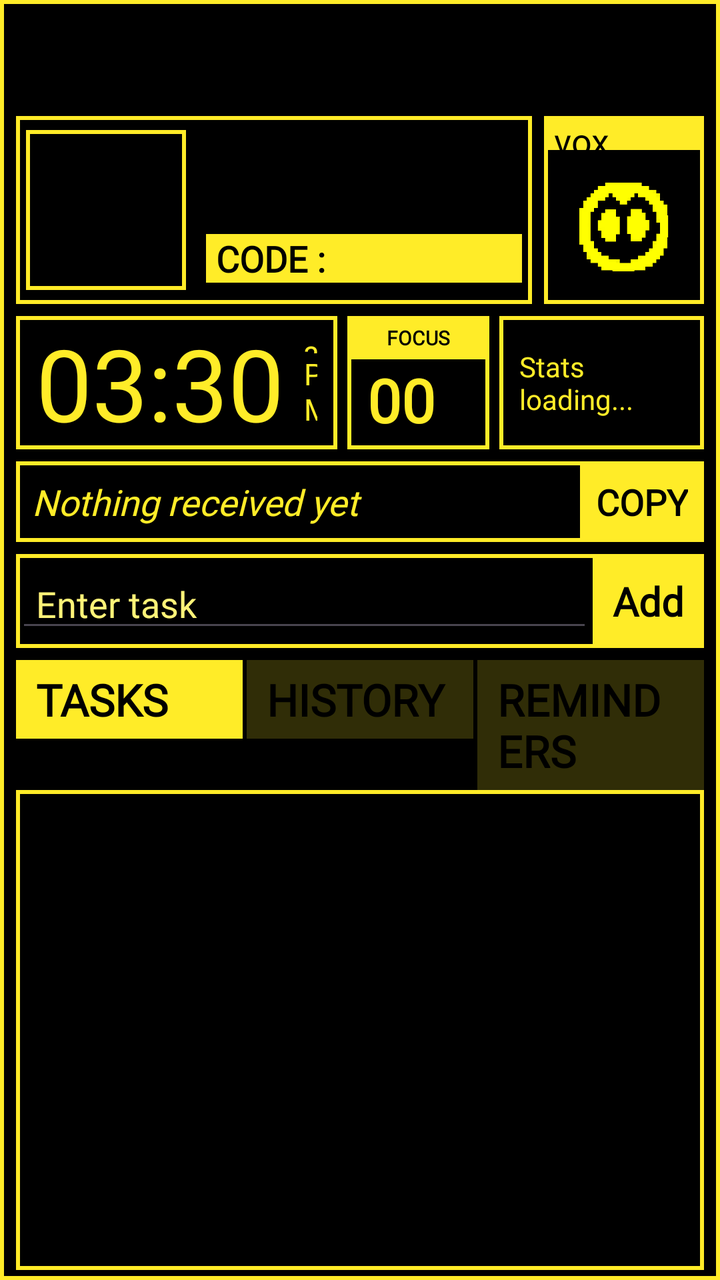
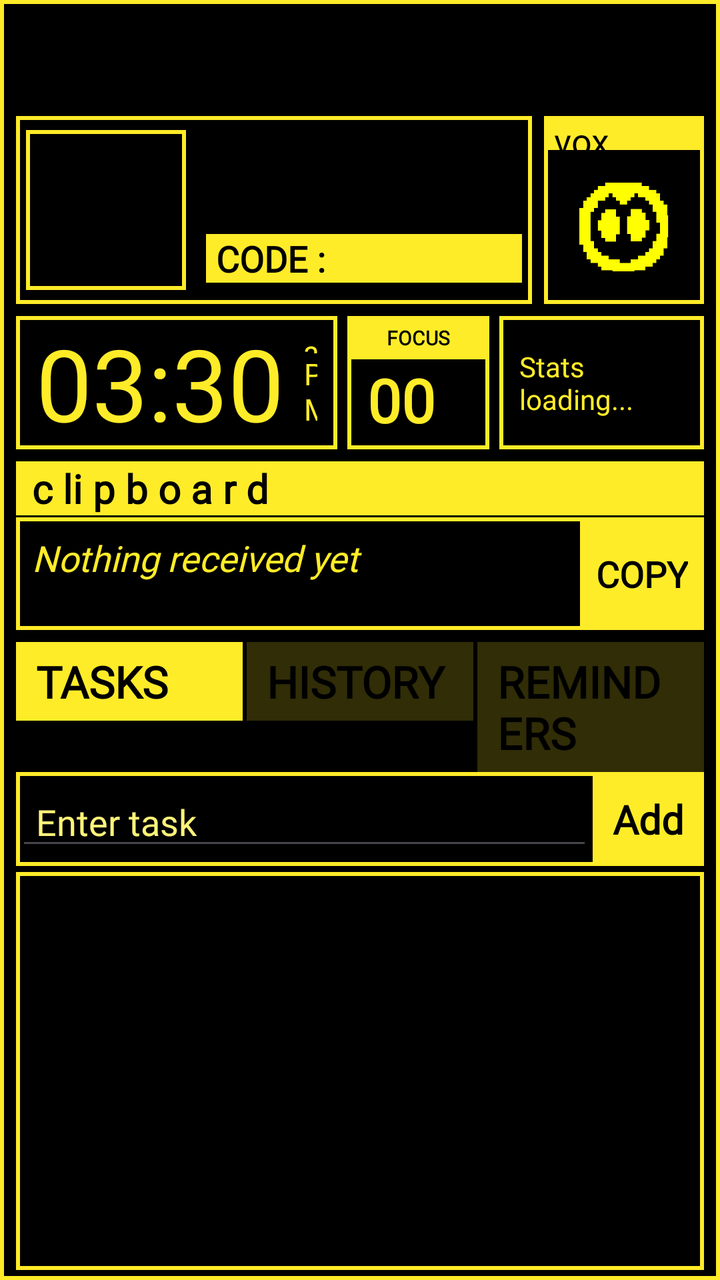

Before-and-after screenshots of an Android layout around one commit, followed by the original layout XML and the change that was made.
<!-- AndroidManifest.xml: application theme Theme.VOX -->
<!-- res/layout/activity_main.xml -->
<?xml version="1.0" encoding="utf-8"?>
<androidx.constraintlayout.widget.ConstraintLayout xmlns:android="http://schemas.android.com/apk/res/android"
    xmlns:app="http://schemas.android.com/apk/res-auto"
    xmlns:tools="http://schemas.android.com/tools"
    android:id="@+id/main"
    android:layout_width="match_parent"
    android:layout_height="match_parent"
    tools:context=".ui.main.MainActivity"
    android:background="@color/black">

    <LinearLayout
        android:layout_width="match_parent"
        android:layout_height="match_parent"
        android:background="@drawable/container_m"
        android:padding="5dp"
        android:orientation="vertical"
        app:layout_constraintBottom_toBottomOf="parent"
        app:layout_constraintEnd_toEndOf="parent"
        app:layout_constraintStart_toStartOf="parent"
        app:layout_constraintTop_toTopOf="parent">
        <LinearLayout
            android:layout_width="match_parent"
            android:layout_height="100dp"
            android:layout_marginTop="50dp"
            android:orientation="horizontal">
            <LinearLayout
                android:layout_width="0dp"
                android:layout_height="match_parent"
                android:layout_weight="1"
                android:layout_margin="3dp"
                android:orientation="horizontal"
                android:background="@drawable/container_m"
                android:gravity="center_vertical">
                <ImageView
                    android:id="@+id/myAvatar"
                    android:layout_width="80dp"
                    android:layout_height="80dp"
                    android:layout_margin="5dp"
                    android:background="@drawable/container_m"/>
                <LinearLayout
                    android:layout_width="match_parent"
                    android:layout_height="wrap_content"
                    android:orientation="vertical"
                    android:paddingLeft="5dp">
                    <TextView
                        android:id="@+id/tvUsername"
                        android:layout_width="wrap_content"
                        android:layout_height="wrap_content"
                        android:textSize="18sp"
                        android:fontFamily="@font/lowerpixel"
                        android:textColor="@color/yellow_main"/>
                    <TextView
                        android:id="@+id/tvEmail"
                        android:layout_width="wrap_content"
                        android:layout_height="wrap_content"
                        android:textSize="18sp"
                        android:fontFamily="@font/lowerpixel"
                        android:textColor="@color/yellow_main"/>
                    <TextView
                        android:id="@+id/codeTv"
                        android:layout_width="match_parent"
                        android:layout_height="wrap_content"
                        android:textSize="18sp"
                        android:fontFamily="@font/lowerpixel"
                        android:textColor="@color/black"
                        android:textStyle="bold"
                        android:paddingLeft="5dp"
                        android:layout_marginRight="5dp"
                        android:background="@color/yellow_main"
                        android:text="CODE :"/>
                </LinearLayout>

            </LinearLayout>
            <LinearLayout
                android:layout_width="80dp"
                android:layout_height="match_parent"
                android:orientation="vertical"
                android:layout_margin="3dp"
                android:background="@drawable/container_m">
                <TextView
                    android:layout_width="match_parent"
                    android:layout_height="17dp"
                    android:text="vox"
                    android:background="@color/yellow_main"
                    android:paddingLeft="5dp"
                    android:fontFamily="@font/pixelbold"
                    android:textSize="18sp"
                    android:textColor="@color/black"/>
                <ImageView
                    android:id="@+id/voxEmote"
                    android:layout_width="match_parent"
                    android:layout_height="0dp"
                    android:layout_weight="1"
                    android:layout_margin="8dp"
                    android:src="@drawable/vox_icon_neutral" />

            </LinearLayout>
        </LinearLayout>
        <LinearLayout
            android:layout_width="match_parent"
            android:layout_height="wrap_content"
            android:orientation="horizontal"
            android:layout_margin="3dp"
            android:gravity="center_vertical">
            <LinearLayout
                android:layout_width="wrap_content"
                android:layout_weight="3"
                android:gravity="center"
                android:layout_height="wrap_content"
                android:orientation="horizontal"
                android:background="@drawable/container_m">
            <TextView
                android:id="@+id/tvCurrentTime"
                android:layout_width="wrap_content"
                android:layout_height="wrap_content"
                android:textSize="50sp"
                android:textColor="@color/yellow_main"
                android:text="03:30"
                android:layout_marginLeft="10dp"
                android:fontFamily="@font/lowerpixel"/>
            <LinearLayout
                android:layout_width="wrap_content"
                android:layout_height="match_parent"
                android:orientation="vertical"
                android:layout_margin="10dp">
                <TextView
                    android:layout_width="wrap_content"
                    android:layout_height="0dp"
                    android:id="@+id/tvWeather"
                    android:layout_weight="1"
                    android:text="@string/weather_not_found"
                    android:textSize="15sp"
                    android:textColor="@color/yellow_main"
                    android:fontFamily="@font/lowerpixel"/>
                <TextView
                    android:id="@+id/tvCurrentMeridian"
                    android:layout_width="match_parent"
                    android:layout_height="wrap_content"
                    android:text="PM"
                    android:textSize="15sp"
                    android:textColor="@color/yellow_main"
                    android:fontFamily="@font/lowerpixel"/>
            </LinearLayout>
            </LinearLayout>
            <LinearLayout
                android:layout_weight="1"
                android:layout_width="wrap_content"
                android:layout_height="match_parent"
                android:gravity="center_horizontal"
                android:layout_marginHorizontal="5dp"
                android:orientation="vertical"
                android:background="@drawable/container_m">
                <TextView
                    android:layout_width="match_parent"
                    android:layout_height="wrap_content"
                    android:text="FOCUS"
                    android:textAlignment="center"
                    android:textSize="10sp"
                    android:padding="4dp"
                    android:background="@color/yellow_main"
                    android:textColor="@color/black"
                    android:textStyle="bold"
                    android:fontFamily="@font/highlight"/>
                <TextView
                    android:id="@+id/tvDisciplie"
                    android:layout_width="wrap_content"
                    android:layout_height="wrap_content"
                    android:text="00%"
                    android:textSize="30sp"
                    android:paddingHorizontal="10dp"
                    android:textColor="@color/yellow_main"
                    android:textStyle="bold"
                    android:fontFamily="@font/lowerpixel"/>

            </LinearLayout>
            <LinearLayout
                android:layout_weight="2"
                android:layout_width="wrap_content"
                android:gravity="center"
                android:layout_height="match_parent"
                android:orientation="vertical"
                android:background="@drawable/container_m">
            <TextView
                android:id="@+id/tvStats"
                android:layout_width="wrap_content"
                android:paddingHorizontal="10dp"
                android:layout_height="wrap_content"
                android:text="Stats loading..."
                android:textColor="@color/yellow_main"
                android:fontFamily="@font/lowerpixel"/>
            </LinearLayout>



        </LinearLayout>
        <LinearLayout
            android:id="@+id/clipboardPanel"
            android:layout_width="match_parent"
            android:layout_height="wrap_content"
            android:orientation="horizontal"
            android:layout_margin="3dp"
            android:background="@drawable/container_m"
            android:visibility="visible">

            <TextView
                android:id="@+id/tvLatestFromPc"
                android:layout_width="0dp"
                android:layout_weight="1"
                android:layout_height="match_parent"
                android:text="Nothing received yet"
                android:textSize="18sp"
                android:textColor="@color/yellow_main"
                android:fontFamily="@font/lowerpixel"
                android:textStyle="italic"
                android:padding="8dp"
                android:visibility="visible"/>

            <TextView
                android:id="@+id/btnCopyToPhone"
                android:layout_width="wrap_content"
                android:layout_height="wrap_content"
                android:text="COPY"
                android:textStyle="bold"
                android:clickable="true"
                android:textSize="18sp"
                android:textColor="@color/black"
                android:fontFamily="@font/lowerpixel"
                android:background="@color/yellow_main"
                android:padding="8dp"
                android:visibility="visible"/>

            <EditText
                android:id="@+id/etManualPaste"
                android:layout_width="0dp"
                android:layout_weight="1"
                android:layout_height="match_parent"
                android:hint="Paste text here"
                android:textStyle="italic"
                android:textColor="@color/yellow_main"
                android:textSize="18sp"
                android:fontFamily="@font/lowerpixel"
                android:visibility="gone"/>

            <TextView
                android:id="@+id/btnUploadClipboard"
                android:layout_width="wrap_content"
                android:layout_height="wrap_content"
                android:fontFamily="@font/lowerpixel"
                android:textSize="18sp"
                android:textColor="@color/black"
                android:textStyle="italic"
                android:background="@color/yellow_main"
                android:text="SYNC"
                android:padding="8dp"
                android:visibility="gone"/>
            <TextView
                android:id="@+id/backClipboard"
                android:layout_width="wrap_content"
                android:layout_height="wrap_content"
                android:fontFamily="@font/lowerpixel"
                android:textSize="18sp"
                android:textColor="@color/black"
                android:textStyle="italic"
                android:background="@color/yellow_main30"
                android:text="X"
                android:padding="8dp"
                android:visibility="gone"/>



        </LinearLayout>

        <LinearLayout
            android:layout_width="match_parent"
            android:layout_height="wrap_content"
            android:orientation="horizontal"
            android:layout_margin="3dp"
            android:gravity="center_vertical"
            android:background="@drawable/container_m">
            <EditText
                android:id="@+id/etTask"
                android:layout_width="0dp"
                android:layout_weight="1"
                android:textSize="18sp"
                android:paddingLeft="10dp"
                android:layout_height="wrap_content"
                android:textColor="@color/yellow_secondary"
                android:textColorHint="@color/yellow_secondary"
                android:fontFamily="@font/lowerpixel"
                android:visibility="visible"
                android:hint="Enter task"/>
            <TextView
                android:id="@+id/btnAdd"
                android:layout_width="wrap_content"
                android:layout_height="wrap_content"
                android:text="Add"
                android:soundEffectsEnabled="false"
                android:textStyle="bold"
                android:padding="10dp"
                android:textSize="20sp"
                android:textColor="@color/black"
                android:fontFamily="@font/lowerpixel"
                android:visibility="visible"
                android:background="@color/yellow_main"/>
            <EditText
                android:id="@+id/etReminder"
                android:layout_width="0dp"
                android:layout_weight="1"
                android:textSize="18sp"
                android:paddingLeft="10dp"
                android:layout_height="wrap_content"
                android:textColor="@color/yellow_secondary"
                android:textColorHint="@color/yellow_secondary"
                android:fontFamily="@font/lowerpixel"
                android:visibility="gone"
                android:hint="Enter reminder"/>
            <TextView
                android:id="@+id/btnAddreminder"
                android:layout_width="wrap_content"
                android:layout_height="wrap_content"
                android:text="Add"
                android:soundEffectsEnabled="false"
                android:textStyle="bold"
                android:padding="10dp"
                android:textSize="20sp"
                android:textColor="@color/black"
                android:fontFamily="@font/lowerpixel"
                android:visibility="gone"
                android:background="@color/yellow_main"/>
        </LinearLayout>
        <LinearLayout
            android:orientation="horizontal"
            android:layout_width="match_parent"
            android:layout_marginTop="3dp"
            android:layout_marginHorizontal="3dp"
            android:layout_height="wrap_content">

            <TextView
                android:layout_height="wrap_content"
                android:layout_width="0dp"
                android:layout_weight="1"
                android:id="@+id/btnActive"
                android:clickable="true"
                android:textSize="22sp"
                android:textStyle="bold"
                android:textColor="@color/black"
                android:background="@color/yellow_main"
                android:fontFamily="@font/pixelbold"
                android:paddingVertical="5dp"
                android:paddingHorizontal="10dp"
                android:text="TASKS"
                android:layout_marginRight="2dp"/>
            <TextView
                android:layout_height="wrap_content"
                android:layout_width="0dp"
                android:layout_weight="1"
                android:id="@+id/btnPast"
                android:clickable="true"
                android:textSize="22sp"
                android:textStyle="bold"
                android:textColor="@color/black"
                android:background="@color/yellow_main30"
                android:fontFamily="@font/pixelbold"
                android:paddingVertical="5dp"
                android:paddingHorizontal="10dp"
                android:text="HISTORY"
                android:layout_marginRight="2dp"/>
            <TextView
                android:layout_height="wrap_content"
                android:layout_width="0dp"
                android:layout_weight="1"
                android:id="@+id/btnReminder"
                android:clickable="true"
                android:textSize="22sp"
                android:textStyle="bold"
                android:textColor="@color/black"
                android:background="@color/yellow_main30"
                android:fontFamily="@font/pixelbold"
                android:paddingVertical="5dp"
                android:paddingHorizontal="10dp"
                android:text="REMINDERS"/>

        </LinearLayout>

        <FrameLayout
            android:id="@+id/fragmentContainer"
            android:layout_width="match_parent"
            android:layout_height="0dp"
            android:layout_marginHorizontal="3dp"
            android:background="@drawable/container_m"
            android:layout_weight="1"/>

    </LinearLayout>
</androidx.constraintlayout.widget.ConstraintLayout>
<!-- resources referenced by this layout -->
<resources>
  <color name="black">#FF000000</color>
  <color name="yellow_main">#FFEC28</color>
  <color name="yellow_main30">#30FFEC28</color>
  <color name="yellow_secondary">#FFF378</color>
  <!-- drawable container_m (drawable) -->
  <?xml version="1.0" encoding="utf-8"?>
  <shape xmlns:android="http://schemas.android.com/apk/res/android">
      <stroke android:color="@color/yellow_main" android:width="2dp"/>
  </shape>
  <!-- drawable vox_icon_neutral: png bitmap (drawable, 1216 bytes) -->
  <string name="weather_not_found">"?°C"</string>
  <style name="Theme.VOX" parent="Base.Theme.VOX" />
  <style name="Base.Theme.VOX" parent="Theme.Material3.DayNight.NoActionBar">
          
          
      </style>
</resources>

<!-- the commit's change to res/layout/activity_main.xml (unified diff, before → after) -->
@@ -193,12 +193,26 @@
 
 
         </LinearLayout>
+        <TextView
+            android:layout_width="match_parent"
+            android:layout_height="wrap_content"
+            android:text="c li p b o a r d"
+            android:fontFamily="@font/pixelbold"
+            android:textSize="20sp"
+            android:background="@color/yellow_main"
+            android:textColor="@color/black"
+            android:paddingLeft="8dp"
+            android:layout_marginHorizontal="3dp"
+            android:layout_marginTop="3dp"
+            android:textStyle="bold"/>
         <LinearLayout
             android:id="@+id/clipboardPanel"
             android:layout_width="match_parent"
             android:layout_height="wrap_content"
             android:orientation="horizontal"
-            android:layout_margin="3dp"
+            android:layout_marginHorizontal="3dp"
+            android:layout_marginBottom="3dp"
+            android:layout_marginTop="1dp"
             android:background="@drawable/container_m"
             android:visibility="visible">
 
@@ -226,7 +240,8 @@
                 android:textColor="@color/black"
                 android:fontFamily="@font/lowerpixel"
                 android:background="@color/yellow_main"
-                android:padding="8dp"
+                android:paddingHorizontal="8dp"
+                android:paddingVertical="16dp"
                 android:visibility="visible"/>
 
             <EditText
@@ -270,64 +285,7 @@
 
         </LinearLayout>
 
-        <LinearLayout
-            android:layout_width="match_parent"
-            android:layout_height="wrap_content"
-            android:orientation="horizontal"
-            android:layout_margin="3dp"
-            android:gravity="center_vertical"
-            android:background="@drawable/container_m">
-            <EditText
-                android:id="@+id/etTask"
-                android:layout_width="0dp"
-                android:layout_weight="1"
-                android:textSize="18sp"
-                android:paddingLeft="10dp"
-                android:layout_height="wrap_content"
-                android:textColor="@color/yellow_secondary"
-                android:textColorHint="@color/yellow_secondary"
-                android:fontFamily="@font/lowerpixel"
-                android:visibility="visible"
-                android:hint="Enter task"/>
-            <TextView
-                android:id="@+id/btnAdd"
-                android:layout_width="wrap_content"
-                android:layout_height="wrap_content"
-                android:text="Add"
-                android:soundEffectsEnabled="false"
-                android:textStyle="bold"
-                android:padding="10dp"
-                android:textSize="20sp"
-                android:textColor="@color/black"
-                android:fontFamily="@font/lowerpixel"
-                android:visibility="visible"
-                android:background="@color/yellow_main"/>
-            <EditText
-                android:id="@+id/etReminder"
-                android:layout_width="0dp"
-                android:layout_weight="1"
-                android:textSize="18sp"
-                android:paddingLeft="10dp"
-                android:layout_height="wrap_content"
-                android:textColor="@color/yellow_secondary"
-                android:textColorHint="@color/yellow_secondary"
-                android:fontFamily="@font/lowerpixel"
-                android:visibility="gone"
-                android:hint="Enter reminder"/>
-            <TextView
-                android:id="@+id/btnAddreminder"
-                android:layout_width="wrap_content"
-                android:layout_height="wrap_content"
-                android:text="Add"
-                android:soundEffectsEnabled="false"
-                android:textStyle="bold"
-                android:padding="10dp"
-                android:textSize="20sp"
-                android:textColor="@color/black"
-                android:fontFamily="@font/lowerpixel"
-                android:visibility="gone"
-                android:background="@color/yellow_main"/>
-        </LinearLayout>
+
         <LinearLayout
             android:orientation="horizontal"
             android:layout_width="match_parent"
@@ -381,11 +339,70 @@
                 android:text="REMINDERS"/>
 
         </LinearLayout>
+        <LinearLayout
+            android:layout_width="match_parent"
+            android:layout_height="wrap_content"
+            android:orientation="horizontal"
+            android:layout_marginHorizontal="3dp"
+            android:gravity="center_vertical"
+            android:background="@drawable/container_m">
+            <EditText
+                android:id="@+id/etTask"
+                android:layout_width="0dp"
+                android:layout_weight="1"
+                android:textSize="18sp"
+                android:paddingLeft="10dp"
+                android:layout_height="wrap_content"
+                android:textColor="@color/yellow_secondary"
+                android:textColorHint="@color/yellow_secondary"
+                android:fontFamily="@font/lowerpixel"
+                android:visibility="visible"
+                android:hint="Enter task"/>
+            <TextView
+                android:id="@+id/btnAdd"
+                android:layout_width="wrap_content"
+                android:layout_height="wrap_content"
+                android:text="Add"
+                android:soundEffectsEnabled="false"
+                android:textStyle="bold"
+                android:padding="10dp"
+                android:textSize="20sp"
+                android:textColor="@color/black"
+                android:fontFamily="@font/lowerpixel"
+                android:visibility="visible"
+                android:background="@color/yellow_main"/>
+            <EditText
+                android:id="@+id/etReminder"
+                android:layout_width="0dp"
+                android:layout_weight="1"
+                android:textSize="18sp"
+                android:paddingLeft="10dp"
+                android:layout_height="wrap_content"
+                android:textColor="@color/yellow_secondary"
+                android:textColorHint="@color/yellow_secondary"
+                android:fontFamily="@font/lowerpixel"
+                android:visibility="gone"
+                android:hint="Enter reminder"/>
+            <TextView
+                android:id="@+id/btnAddreminder"
+                android:layout_width="wrap_content"
+                android:layout_height="wrap_content"
+                android:text="Add"
+                android:soundEffectsEnabled="false"
+                android:textStyle="bold"
+                android:padding="10dp"
+                android:textSize="20sp"
+                android:textColor="@color/black"
+                android:fontFamily="@font/lowerpixel"
+                android:visibility="gone"
+                android:background="@color/yellow_main"/>
+        </LinearLayout>
 
         <FrameLayout
             android:id="@+id/fragmentContainer"
             android:layout_width="match_parent"
             android:layout_height="0dp"
+            android:layout_marginTop="3dp"
             android:layout_marginHorizontal="3dp"
             android:background="@drawable/container_m"
             android:layout_weight="1"/>
